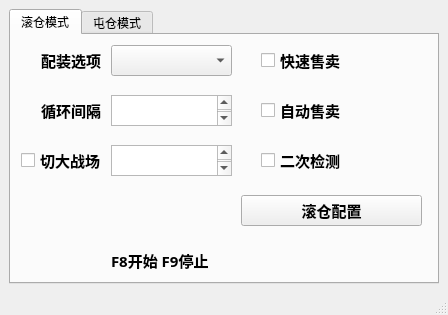
Before: the Qt Designer form GUI/AppGUI.ui in yizhixiaohui/DfMarketBot, drawn with Qt 5.
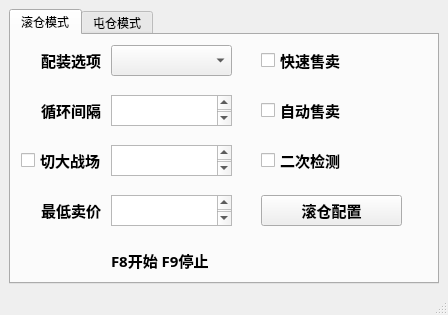
After: the same form once the commit is applied. The open tabs and pages were chosen to show the change.

Commit message: 1. 修改ocr参数 2. 添加最低卖价

Patch:
```diff
--- a/GUI/AppGUI.ui
+++ b/GUI/AppGUI.ui
@@ -153,9 +153,9 @@
        <widget class="QPushButton" name="rolling_config_btn">
         <property name="geometry">
          <rect>
-          <x>230</x>
+          <x>250</x>
           <y>160</y>
-          <width>181</width>
+          <width>141</width>
           <height>31</height>
          </rect>
         </property>
@@ -255,6 +255,45 @@
          <string>&lt;html&gt;&lt;head/&gt;&lt;body&gt;&lt;p&gt;循环多少次后进入大战场&lt;/p&gt;&lt;/body&gt;&lt;/html&gt;</string>
         </property>
        </widget>
+       <widget class="QTextEdit" name="textEdit_min_sell_price">
+        <property name="geometry">
+         <rect>
+          <x>100</x>
+          <y>160</y>
+          <width>121</width>
+          <height>31</height>
+         </rect>
+        </property>
+        <property name="font">
+         <font>
+          <family>微软雅黑</family>
+          <pointsize>11</pointsize>
+          <weight>75</weight>
+          <bold>true</bold>
+         </font>
+        </property>
+       </widget>
+       <widget class="QLabel" name="label_min_sell_price">
+        <property name="geometry">
+         <rect>
+          <x>30</x>
+          <y>160</y>
+          <width>71</width>
+          <height>31</height>
+         </rect>
+        </property>
+        <property name="font">
+         <font>
+          <family>微软雅黑</family>
+          <pointsize>11</pointsize>
+          <weight>75</weight>
+          <bold>true</bold>
+         </font>
+        </property>
+        <property name="text">
+         <string>最低卖价</string>
+        </property>
+       </widget>
       </widget>
       <widget class="QWidget" name="hoarding_tab">
        <attribute name="title">
```
Left out of the diff: 2 changed lines with no effect on the pictures. The commit also changes 7 other files.
